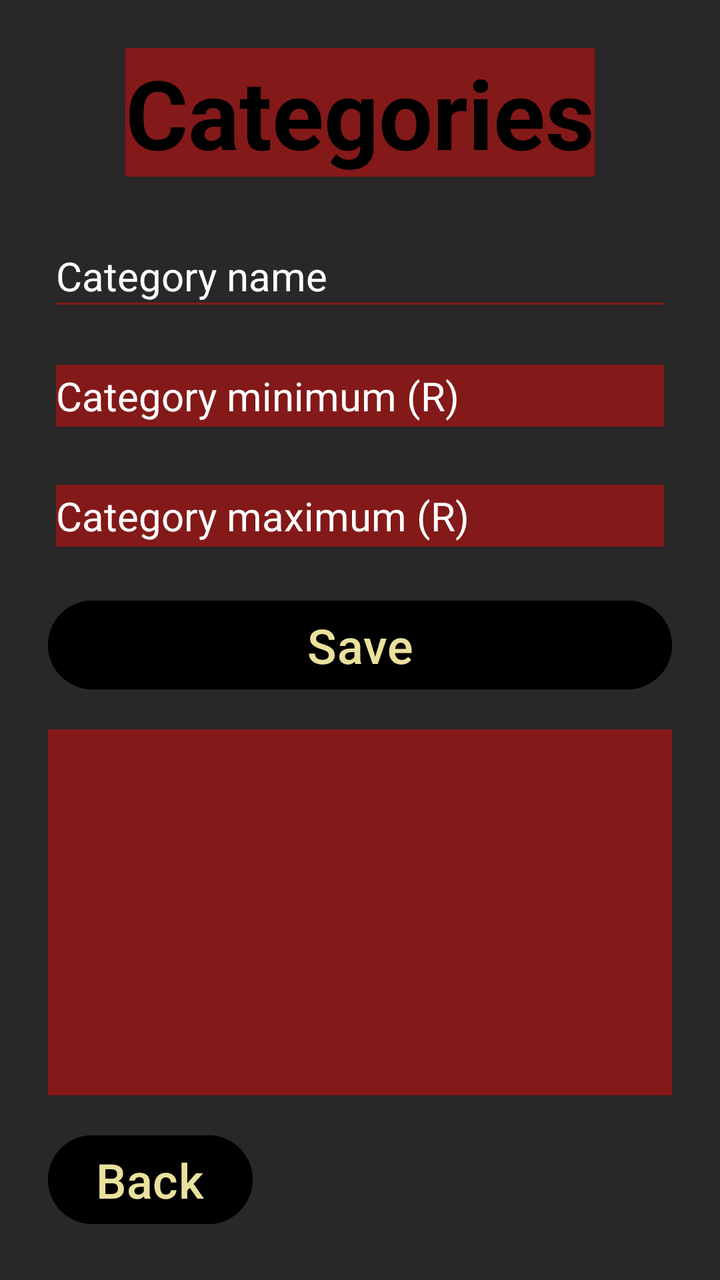
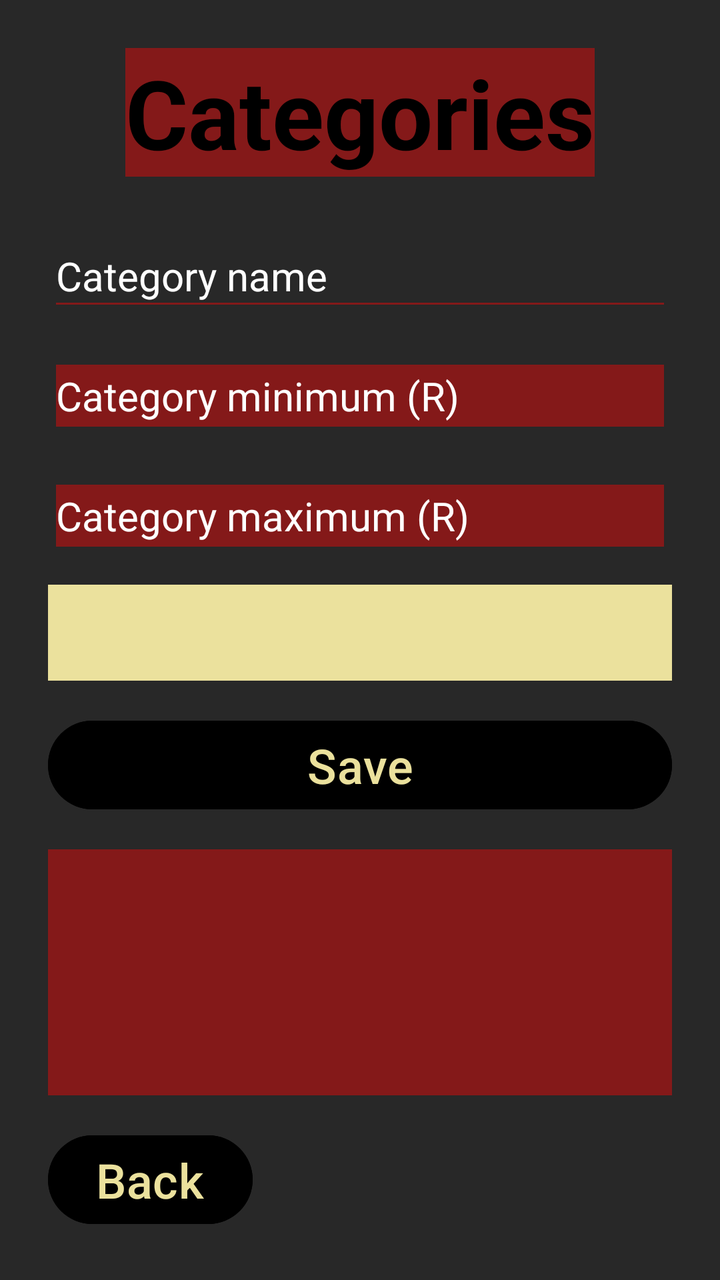

Screens rendered from an Android XML layout before and after an edit, with the pre-edit source and the edit as a unified diff.
<!-- AndroidManifest.xml: application theme Theme.OPSC7311Introduction -->
<!-- res/layout/activity_categories.xml -->
<?xml version="1.0" encoding="utf-8"?>
<androidx.constraintlayout.widget.ConstraintLayout xmlns:android="http://schemas.android.com/apk/res/android"
    xmlns:app="http://schemas.android.com/apk/res-auto"
    xmlns:tools="http://schemas.android.com/tools"
    android:layout_width="match_parent"
    android:layout_height="match_parent"
    android:background="#282828"
    android:backgroundTint="#282828"
    android:padding="24dp"
    tools:context=".Categories">

    <TextView
        android:id="@+id/tvCategoriesTitle"
        android:layout_width="wrap_content"
        android:layout_height="wrap_content"
        android:background="#841919"
        android:text="Categories"
        android:textColor="#000000"
        android:textSize="48sp"
        android:textStyle="bold"
        app:layout_constraintEnd_toEndOf="parent"
        app:layout_constraintStart_toStartOf="parent"
        app:layout_constraintTop_toTopOf="parent" />

    <EditText
        android:id="@+id/etCategory"
        android:layout_width="0dp"
        android:layout_height="wrap_content"
        android:layout_marginTop="24dp"
        android:backgroundTint="#841919"
        android:hint="Category name"
        android:inputType="text"
        android:minHeight="48dp"
        android:textColor="#841919"
        android:textColorHint="#FFFFFF"
        android:textSize="20sp"
        app:layout_constraintEnd_toEndOf="parent"
        app:layout_constraintStart_toStartOf="parent"
        app:layout_constraintTop_toBottomOf="@id/tvCategoriesTitle" />

    <EditText
        android:id="@+id/etMin"
        android:layout_width="0dp"
        android:layout_height="wrap_content"
        android:layout_marginTop="12dp"
        android:backgroundTint="#841919"
        android:backgroundTintMode="screen"
        android:hint="Category minimum (R)"
        android:inputType="numberDecimal"
        android:minHeight="48dp"
        android:textColor="#000000"
        android:textColorHint="#ffffffff"
        android:textSize="20sp"
        app:layout_constraintEnd_toEndOf="parent"
        app:layout_constraintStart_toStartOf="parent"
        app:layout_constraintTop_toBottomOf="@id/etCategory" />

    <EditText
        android:id="@+id/etMax"
        android:layout_width="0dp"
        android:layout_height="wrap_content"
        android:layout_marginTop="12dp"
        android:backgroundTint="#841919"
        android:backgroundTintMode="screen"
        android:hint="Category maximum (R)"
        android:inputType="numberDecimal"
        android:minHeight="48dp"
        android:textColor="#000000"
        android:textColorHint="#fff"
        android:textSize="20sp"
        app:layout_constraintEnd_toEndOf="parent"
        app:layout_constraintStart_toStartOf="parent"
        app:layout_constraintTop_toBottomOf="@id/etMin" />

    <Button
        android:id="@+id/btnSave"
        android:layout_width="0dp"
        android:layout_height="wrap_content"
        android:layout_marginTop="16dp"
        android:backgroundTint="#000000"
        android:text="Save"
        android:textColor="#EBE19D"
        android:textSize="24sp"
        app:layout_constraintEnd_toEndOf="parent"
        app:layout_constraintStart_toStartOf="parent"
        app:layout_constraintTop_toBottomOf="@id/etMax" />

    <ListView
        android:id="@+id/lvCategories"
        android:layout_width="0dp"
        android:layout_height="0dp"
        android:layout_marginTop="16dp"
        android:layout_marginBottom="16dp"
        android:background="#841919"
        android:backgroundTint="#841919"
        app:layout_constraintBottom_toTopOf="@id/btnBack"
        app:layout_constraintEnd_toEndOf="parent"
        app:layout_constraintStart_toStartOf="parent"
        app:layout_constraintTop_toBottomOf="@id/btnSave" />

    <Button
        android:id="@+id/btnBack"
        android:layout_width="wrap_content"
        android:layout_height="wrap_content"
        android:backgroundTint="#000000"
        android:text="Back"
        android:textColor="#EBE19D"
        android:textSize="24sp"
        app:layout_constraintBottom_toBottomOf="parent"
        app:layout_constraintStart_toStartOf="parent" />

</androidx.constraintlayout.widget.ConstraintLayout>
<!-- resources referenced by this layout -->
<resources>
  <style name="Theme.OPSC7311Introduction" parent="Base.Theme.OPSC7311Introduction" />
  <style name="Base.Theme.OPSC7311Introduction" parent="Theme.Material3.DayNight.NoActionBar">
          
          
      </style>
</resources>

<!-- the commit's change to res/layout/activity_categories.xml (unified diff, before → after) -->
@@ -72,6 +72,17 @@
         app:layout_constraintStart_toStartOf="parent"
         app:layout_constraintTop_toBottomOf="@id/etMin" />
 
+    <Spinner
+        android:id="@+id/spCategoryTag"
+        android:layout_width="0dp"
+        android:layout_height="wrap_content"
+        android:layout_marginTop="12dp"
+        android:background="#EBE19D"
+        android:minHeight="48dp"
+        app:layout_constraintEnd_toEndOf="parent"
+        app:layout_constraintStart_toStartOf="parent"
+        app:layout_constraintTop_toBottomOf="@id/etMax" />
+
     <Button
         android:id="@+id/btnSave"
         android:layout_width="0dp"
@@ -83,7 +94,7 @@
         android:textSize="24sp"
         app:layout_constraintEnd_toEndOf="parent"
         app:layout_constraintStart_toStartOf="parent"
-        app:layout_constraintTop_toBottomOf="@id/etMax" />
+        app:layout_constraintTop_toBottomOf="@id/spCategoryTag" />
 
     <ListView
         android:id="@+id/lvCategories"
